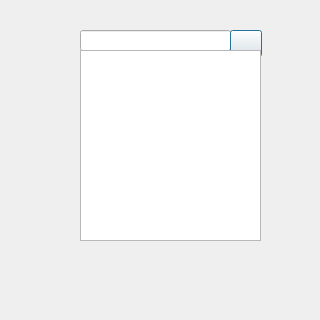
This is ui_design/SearchWindow.ui in baklesis/MasterPlan as Qt 5 draws it before an edit. The edited form follows.
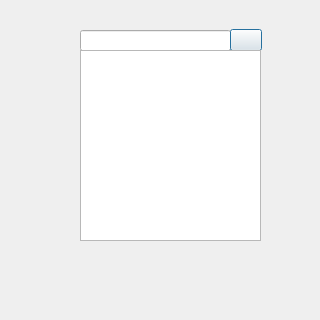
This is the edited form. Icons and pictures are not drawn.

Commit message: Search Window- search icon resizing

Diff of the .ui file:
```diff
--- a/ui_design/SearchWindow.ui
+++ b/ui_design/SearchWindow.ui
@@ -11,9 +11,9 @@
    </rect>
   </property>
   <property name="sizePolicy">
-   <sizepolicy hsizetype="Fixed" vsizetype="Fixed">
-    <horstretch>0</horstretch>
-    <verstretch>0</verstretch>
+   <sizepolicy hsizetype="Fixed" vsizetype="MinimumExpanding">
+    <horstretch>60</horstretch>
+    <verstretch>60</verstretch>
    </sizepolicy>
   </property>
   <property name="minimumSize">
@@ -51,13 +51,13 @@
    <property name="geometry">
     <rect>
      <x>230</x>
-     <y>30</y>
+     <y>29</y>
      <width>32</width>
-     <height>27</height>
+     <height>22</height>
     </rect>
    </property>
    <property name="sizePolicy">
-    <sizepolicy hsizetype="Minimum" vsizetype="Expanding">
+    <sizepolicy hsizetype="Minimum" vsizetype="MinimumExpanding">
      <horstretch>0</horstretch>
      <verstretch>0</verstretch>
     </sizepolicy>
```
